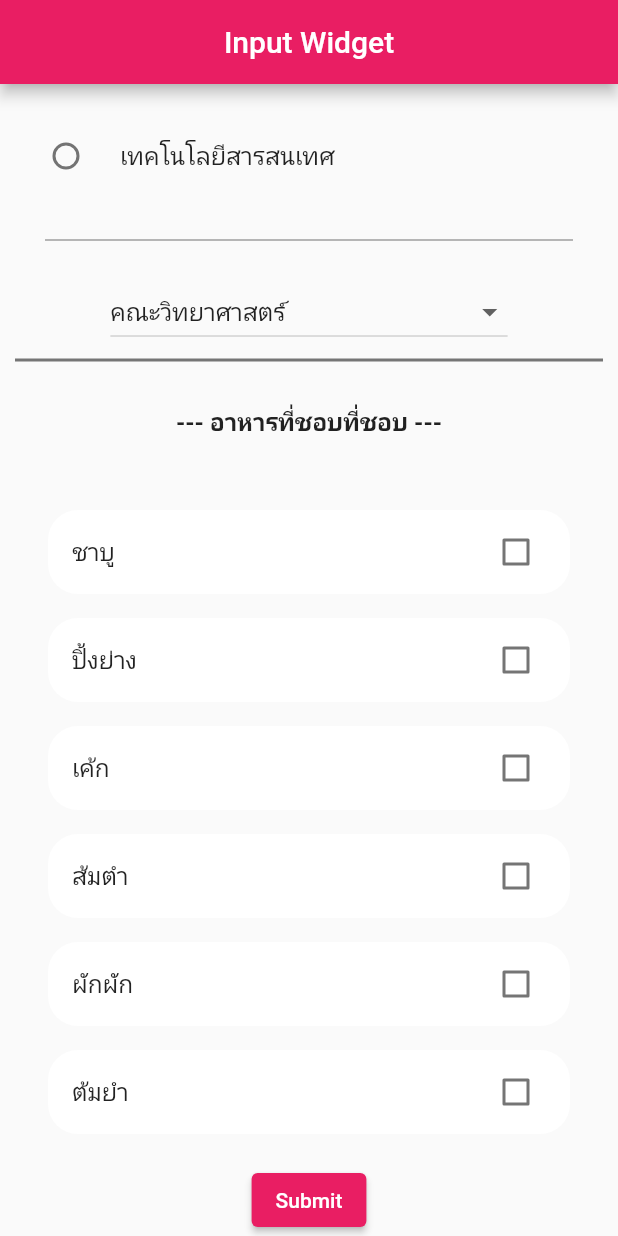
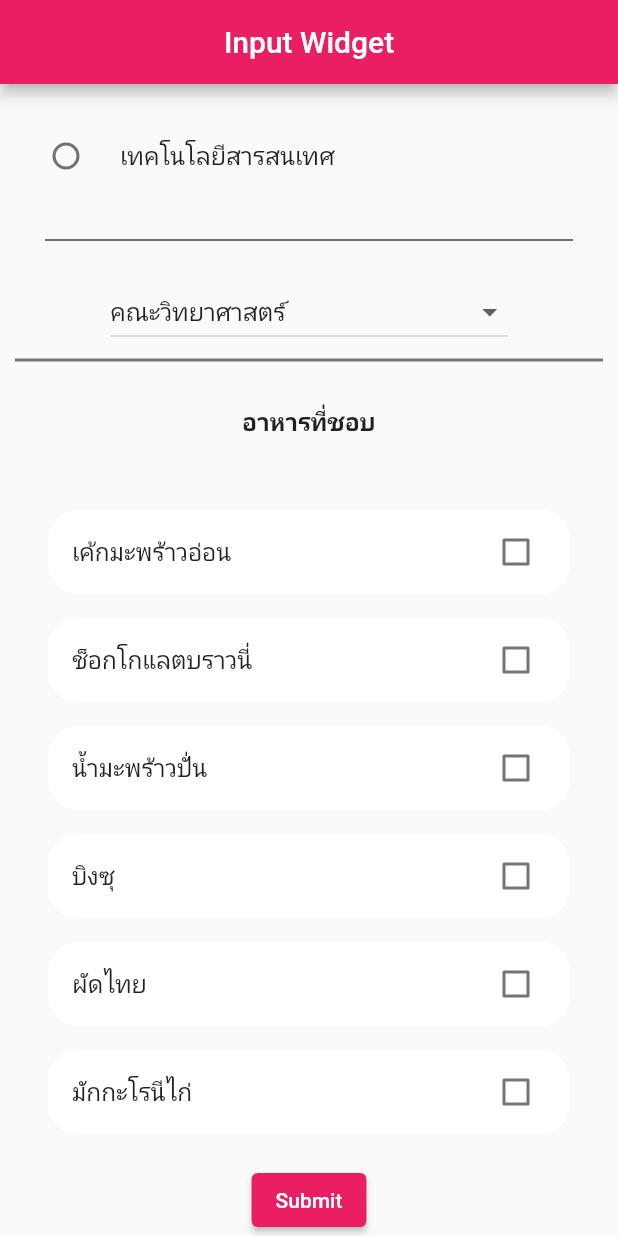
Before and after one commit to Kanyarat68/Lab3yourinfo_110, a Flutter app: the screen it shows after launch, scrolled down 931 dp, on a phone screen of 412 x 824 dp. Run offline on Flutter 3.47's test engine with Material 2 defaults, Android fonts, the phone set to English and light mode, and no system bars.

Commit message:
first commit

```diff
--- a/lib/pangs/food.dart
+++ b/lib/pangs/food.dart
@@ -1,17 +1,18 @@
 class food {
   String? teamname;
+  int? price;
   bool? checked;
 
-  food(this.teamname, this.checked);
+  food(this.teamname, this.price, this.checked);
 
   static getteam() {
     return [
-      food('ชาบู', false),
-      food('ปิ้งย่าง ', false),
-      food('เค้ก ', false),
-      food('ส้มตำ ', false),
-      food('ผักผัก', false),
-      food('ต้มยำ', false),
+      food('เค้กมะพร้าวอ่อน', 75, false),
+      food('ช็อกโกแลตบราวนี่', 299, false),
+      food('น้ำมะพร้าวปั่น', 25, false),
+      food('บิงซุ', 159, false),
+      food('ผัดไทย', 30, false),
+      food('มักกะโรนีไก่', 189, false),
     ];
   }
 }
--- a/lib/pangs/homepage.dart
+++ b/lib/pangs/homepage.dart
@@ -68,7 +68,7 @@ class _InputwidgetsState extends State<Inputwidgets> {
               Padding(
                 padding: const EdgeInsets.all(12.0),
                 child: Text(
-                  '--- Information ---',
+                  'Information',
                   style: TextStyle(fontSize: 25, fontWeight: FontWeight.bold),
                 ),
               ),
@@ -104,7 +104,7 @@ class _InputwidgetsState extends State<Inputwidgets> {
               Padding(
                 padding: const EdgeInsets.all(12.0),
                 child: Text(
-                  '--- อาหารที่ชอบที่ชอบ ---',
+                  ' อาหารที่ชอบ ',
                   style: TextStyle(fontSize: 16, fontWeight: FontWeight.bold),
                 ),
               ),
@@ -173,7 +173,7 @@ class _InputwidgetsState extends State<Inputwidgets> {
               fillColor: Colors.white,
               filled: true,
               labelText: 'name',
-              prefixIcon: Icon(Icons.vpn_key),
+              prefixIcon: Icon(Icons.person),
               border: OutlineInputBorder(
                 borderRadius: BorderRadius.all(Radius.circular(32)),
               )),
@@ -335,7 +335,7 @@ Widget line2() => Container(
           Expanded(
               child: Container(
             padding: EdgeInsets.only(left: 30, right: 30),
-            child: Divider(color: Colors.grey.shade500, thickness: 1),
+            child: Divider(color: Colors.grey.shade800, thickness: 1),
           )),
         ],
       ),
```
